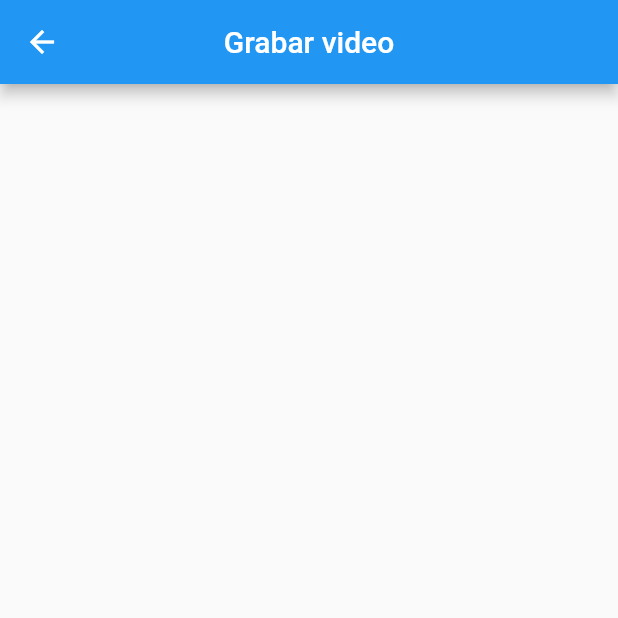
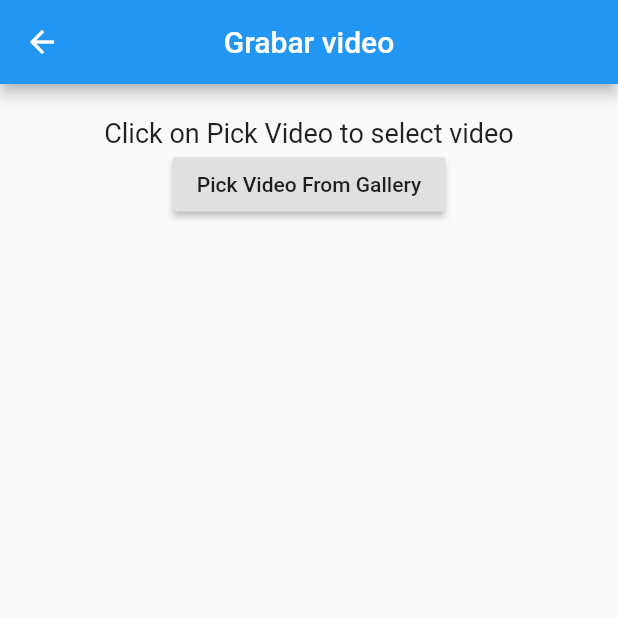
Before and after one commit to luigialejandro/flutter_image_picker_tutorial, a Flutter app: the RecordVideo screen opened directly, on a phone screen of 412 x 824 dp, the top half of it. Run offline on Flutter 3.47's test engine with Material 2 defaults, Android fonts, the light colour scheme and no system bars; our stand-ins replace image_picker, video_player.

Commit message:
Good news. So far, it is possible to pick a video directly from the devices camera after recording it by pushing the corresponding button in the RecordVideo page. Furthermore, using the videoplayer plugin the app is now capable of playing the video previously recorded right on our UI.

```diff
--- a/lib/main.dart
+++ b/lib/main.dart
@@ -4,6 +4,7 @@ import 'package:flutter/material.dart';
 import 'package:flutter/services.dart';
 import 'package:flutter_image_picker_tutorial/record_video.dart';
 import 'package:image_picker/image_picker.dart';
+import 'package:video_player/video_player.dart';
 
 void main() {
   runApp(const MyApp());
--- a/lib/record_video.dart
+++ b/lib/record_video.dart
@@ -1,4 +1,7 @@
 import 'package:flutter/material.dart';
+import 'dart:io';
+import 'package:image_picker/image_picker.dart';
+import 'package:video_player/video_player.dart';
 
 class RecordVideo extends StatefulWidget {
   RecordVideo({Key? key}) : super(key: key);
@@ -8,6 +11,33 @@ class RecordVideo extends StatefulWidget {
 }
 
 class _RecordVideoState extends State<RecordVideo> {
+  File? cameraVideo;
+  VideoPlayerController? cameraVideoPlayerController;
+  //File? cameraVideoFile;
+
+  Future pickVideoFromCamera() async {
+    try {
+      final pickedVideo =
+          await ImagePicker().pickVideo(source: ImageSource.camera);
+      if (pickedVideo == null) return;
+
+      final cameraVideoFile = File(pickedVideo.path);
+      setState(() => this.cameraVideo = cameraVideoFile);
+      cameraVideoPlayerController = VideoPlayerController.file(cameraVideoFile)
+        ..initialize().then((_) {
+          setState(() {});
+          cameraVideoPlayerController?.play();
+        });
+    } catch (e) {
+      print('Failed to pick video: $e');
+    }
+  }
+
+  @override
+  void initState() {
+    super.initState();
+  }
+
   @override
   Widget build(BuildContext context) {
     return Scaffold(
@@ -15,6 +45,36 @@ class _RecordVideoState extends State<RecordVideo> {
         title: Text('Grabar video'),
         centerTitle: true,
       ),
+      body: SingleChildScrollView(
+        child: Container(
+          padding: EdgeInsets.all(22),
+          child: Center(
+            child: Column(
+              children: [
+                if (cameraVideo != null)
+                  cameraVideoPlayerController!.value.isInitialized
+                      ? AspectRatio(
+                          aspectRatio:
+                              cameraVideoPlayerController!.value.aspectRatio,
+                          child: VideoPlayer(cameraVideoPlayerController!),
+                        )
+                      : Container()
+                else
+                  Text(
+                    "Click on Pick Video to select video",
+                    style: TextStyle(fontSize: 18.0),
+                  ),
+                RaisedButton(
+                  onPressed: () {
+                    pickVideoFromCamera();
+                  },
+                  child: Text("Pick Video From Gallery"),
+                ),
+              ],
+            ),
+          ),
+        ),
+      ),
     );
   }
 }
--- a/pubspec.yaml
+++ b/pubspec.yaml
@@ -35,6 +35,7 @@ dependencies:
   # Use with the CupertinoIcons class for iOS style icons.
   cupertino_icons: ^1.0.2
   image_picker: ^0.8.5+3
+  video_player: ^2.3.0
 
 dev_dependencies:
   flutter_test:
```
Also changed, not shown: pubspec.lock.
